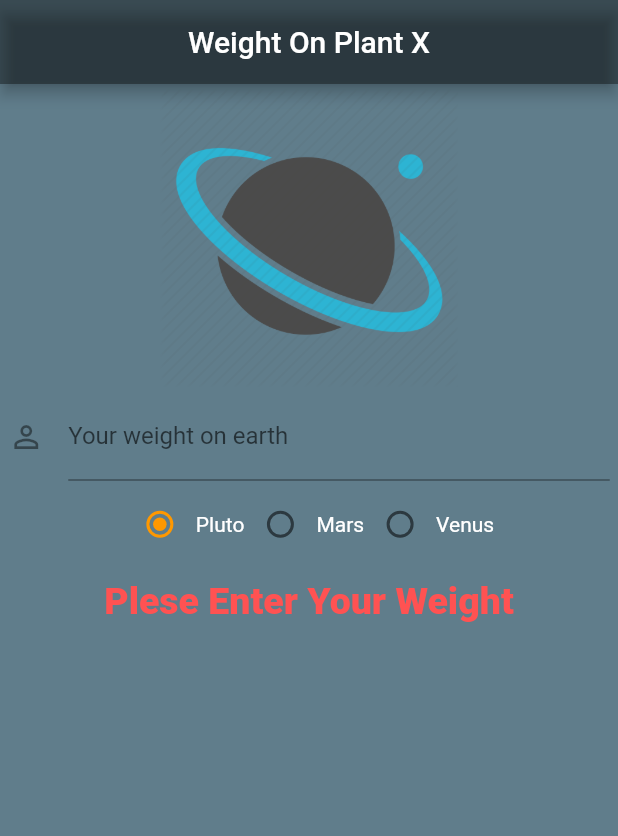
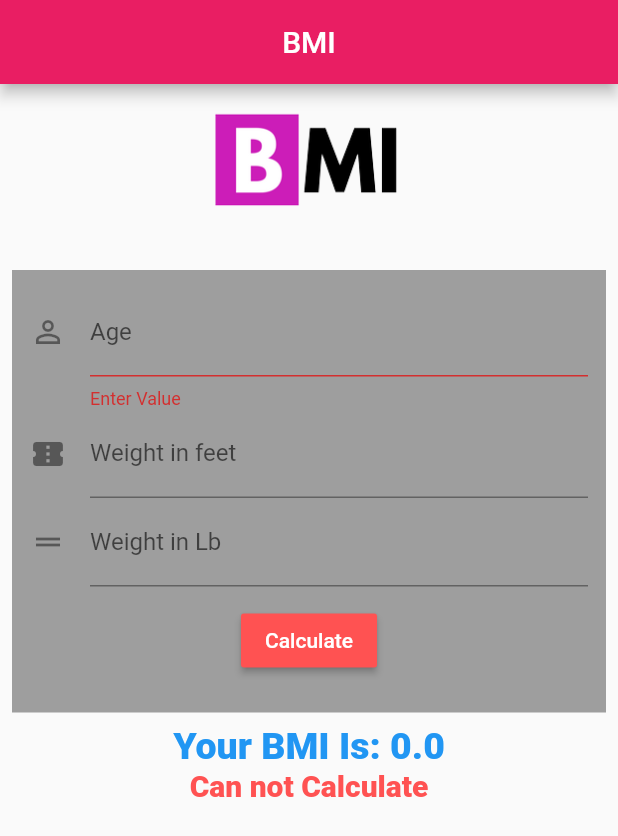
Before and after one commit to MinaSamirCap/flutterpro, a Flutter app: the screen it shows after launch, on a phone screen of 412 x 824 dp. Shown: the top 836 px of the screen. Run offline on Flutter 3.47's test engine with Material 2 defaults, Android fonts, the phone set to English and light mode, and no system bars.

Commit message:
finished the challange of BMI

```diff
--- a/lib/main2.dart
+++ b/lib/main2.dart
@@ -1,4 +1,5 @@
 import 'package:first_flutter_app/ui/CustomLoginForm.dart';
+import 'package:first_flutter_app/ui/bmi_home.dart';
 import 'package:first_flutter_app/ui/gestures_home_2.dart';
 import 'package:first_flutter_app/ui/make_it_rain_home_2.dart';
 import 'package:first_flutter_app/ui/weight_on_plant_x.dart';
@@ -36,9 +37,18 @@ class Login2 extends StatelessWidget {
 }
 
 /////////// plants
-void main(){
+/*void main(){
   runApp(MaterialApp(
     title: "Weight on plant X",
     home: Home(),
   ));
+}*/
+
+///////// BMI -> Body Mass Index
+void main() {
+  runApp(MaterialApp(
+    title: "BMI",
+    theme: ThemeData(buttonColor: Colors.redAccent),
+    home: BMIHome(),
+  ));
 }
--- /dev/null
+++ b/lib/ui/bmi_home.dart
@@ -0,0 +1,156 @@
+import 'package:flutter/material.dart';
+
+class BMIHome extends StatefulWidget {
+  @override
+  State<StatefulWidget> createState() {
+    return BMIHomeState();
+  }
+}
+
+class BMIHomeState extends State<BMIHome> {
+  var ageBool = true;
+  final _ageController = TextEditingController();
+  final _weightFeedController = TextEditingController();
+  final _weightLbController = TextEditingController();
+
+  var bmi = 0.0;
+  var bmiMessage = "";
+
+  String _validateMessage() {
+    if (bmiMessage.isEmpty) {
+      return "Can not Calculate";
+    } else {
+      return bmiMessage;
+    }
+  }
+
+  void _calculateBMI() {
+    setState(() {
+      bmi = 0.0;
+      bmiMessage = "";
+      if (_validateController(_ageController)) {
+        /// show error message
+        ageBool = true;
+        return;
+      }
+      ageBool = false;
+
+      if (_validateController(_weightFeedController)) {
+        /// show error message
+        return;
+      }
+      if (_validateController(_weightLbController)) {
+        /// show error message
+        return;
+      }
+      bmi = double.parse(_ageController.text) *
+          double.parse(_weightFeedController.text) *
+          double.parse(_weightLbController.text);
+
+      if (bmi > 500) {
+        bmiMessage = "OVERWEIGHT";
+      } else if (bmi > 300) {
+        bmiMessage = "Average Joy";
+      } else if (bmi > 100) {
+        bmiMessage = "GOOOOOOOD";
+      } else {
+        bmiMessage = "Too Small";
+      }
+    });
+  }
+
+  bool _validateController(TextEditingController controller) {
+    return controller.text.isEmpty;
+  }
+
+  @override
+  Widget build(BuildContext context) {
+    return Scaffold(
+      appBar: AppBar(
+        title: Text("BMI"),
+        centerTitle: true,
+        backgroundColor: Colors.pink,
+      ),
+      body: Container(
+        alignment: Alignment.topCenter,
+        child: ListView(
+          children: <Widget>[
+            Padding(
+              padding: const EdgeInsets.all(8.0),
+              child: Image.asset(
+                "images/bmilogo.png",
+                width: 200,
+                height: 100,
+              ),
+            ),
+            Container(
+              margin: EdgeInsets.all(8),
+              color: Colors.grey,
+              child: Padding(
+                padding: const EdgeInsets.all(12),
+                child: Column(
+                  children: <Widget>[
+                    TextField(
+                      controller: _ageController,
+                      keyboardType: TextInputType.number,
+                      decoration: InputDecoration(
+                          labelText: "Age",
+                          hintText: "In Years",
+                          errorText: ageBool ? "Enter Value" : null,
+                          icon: Icon(Icons.person_outline)),
+                    ),
+                    TextField(
+                      controller: _weightFeedController,
+                      keyboardType: TextInputType.number,
+                      decoration: InputDecoration(
+                          labelText: "Weight in feet",
+                          hintText: "In Feet",
+                          icon: Icon(Icons.confirmation_number)),
+                    ),
+                    TextField(
+                      controller: _weightLbController,
+                      keyboardType: TextInputType.number,
+                      decoration: InputDecoration(
+                          labelText: "Weight in Lb",
+                          hintText: "In lb",
+                          icon: Icon(Icons.drag_handle)),
+                    ),
+                    Padding(
+                      padding: const EdgeInsets.all(12.0),
+                      child: RaisedButton(
+                        color: Colors.redAccent,
+                        onPressed: () {
+                          _calculateBMI();
+                        },
+                        textColor: Colors.white,
+                        child: Text("Calculate"),
+                      ),
+                    )
+                  ],
+                ),
+              ),
+            ),
+            Center(
+              child: Text(
+                "Your BMI Is: $bmi",
+                style: TextStyle(
+                    color: Colors.blue,
+                    fontWeight: FontWeight.w900,
+                    fontSize: 25),
+              ),
+            ),
+            Center(
+              child: Text(
+                _validateMessage(),
+                style: TextStyle(
+                    color: Colors.redAccent,
+                    fontWeight: FontWeight.w900,
+                    fontSize: 20),
+              ),
+            ),
+          ],
+        ),
+      ),
+    );
+  }
+}
--- a/pubspec.yaml
+++ b/pubspec.yaml
@@ -41,6 +41,7 @@ flutter:
    - images/face.png
    - images/google.png
    - images/planet.png
+   - images/bmilogo.png
   #  - images/a_dot_ham.jpeg
 
   # An image asset can refer to one or more resolution-specific "variants", see
```
Also changed, not shown: images/bmilogo.png (added).
